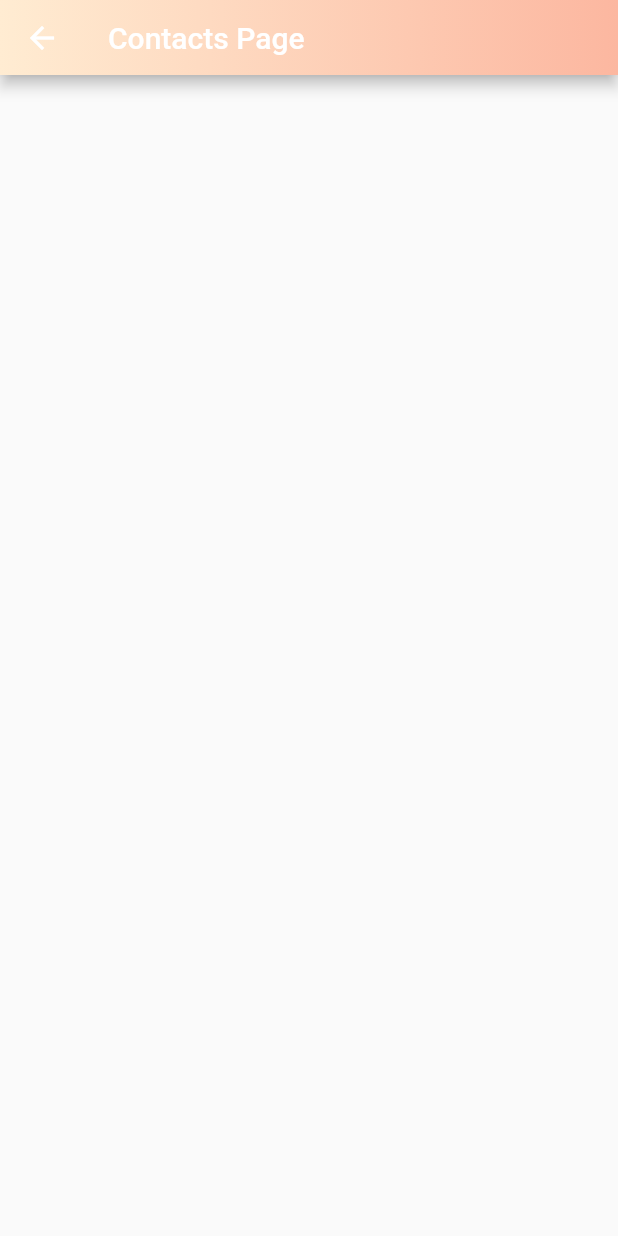
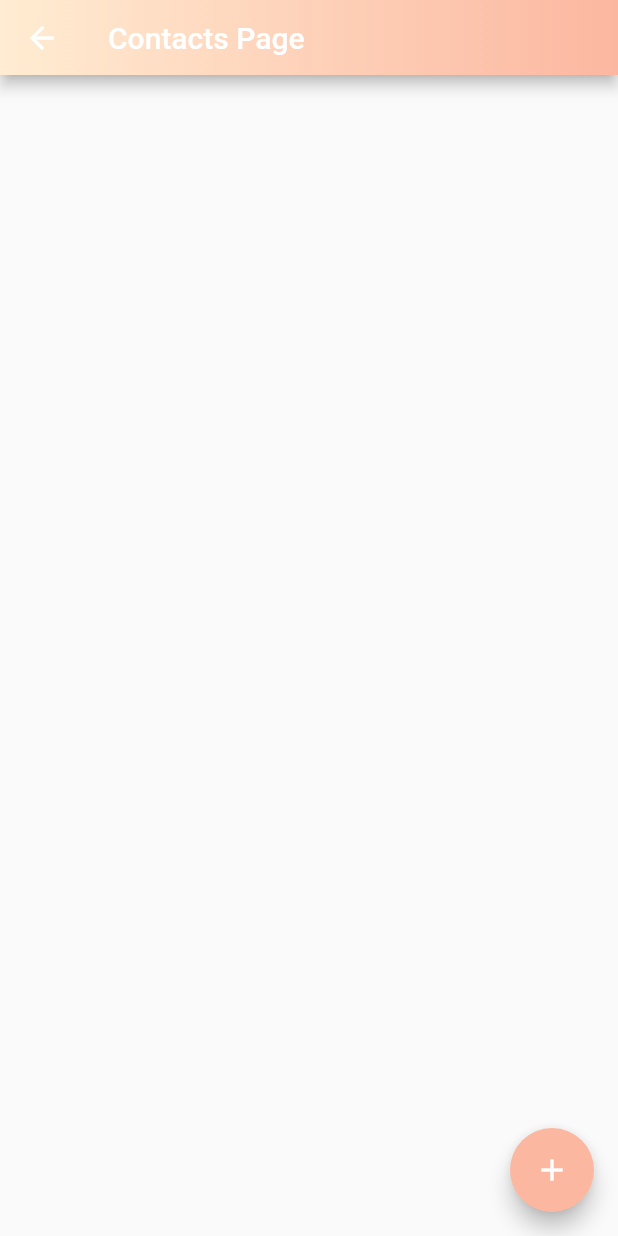
Before and after one commit to andesob/Enabled-app, a Flutter app: the contacts screen opened directly, on a phone screen of 412 x 824 dp. Run offline on Flutter 3.47's test engine with Material 2 defaults, Android fonts, the phone set to English and light mode, and no system bars; our stand-ins replace gradient_app_bar.

Commit message:
Added list viewer for contacts

```diff
--- a/lib/Contacts/contacts.dart
+++ b/lib/Contacts/contacts.dart
@@ -1,3 +1,4 @@
+import 'package:enabled_app/main.dart';
 import 'package:flutter/cupertino.dart';
 import 'package:flutter/material.dart';
 import 'package:gradient_app_bar/gradient_app_bar.dart';
@@ -8,10 +9,14 @@ class contacts extends StatefulWidget {
   final String title;
 
   @override
-  State<StatefulWidget> createState() => _contactState();
+  _contactState createState() => _contactState();
 }
 
+/*
+
+ */
 class _contactState extends State<contacts> {
+  List<ListItem> items = [];
   @override
   Widget build(BuildContext context) {
     const Color lightPeach = Color(0xffffecd2);
@@ -35,9 +40,37 @@ class _contactState extends State<contacts> {
             gradient: LinearGradient(colors: [lightPeach, darkPeach]),
           ),
         ),
+        body:
+        ListView.builder(
+          padding: EdgeInsets.all(10),
+          itemCount: items.length,
+          itemBuilder: (context, index){
+            final MessageItem item = items[index];
+            return ListTile(
+              leading: CircleAvatar(
+                backgroundColor: Color(0xFF7F99A6),
+                  child: Text(item.sender[0],
+                  style: TextStyle(color: Color(0xFFFFFFFF)),
+                  ),
+                ),
+              title: item.buildTitle(context),
+              subtitle: item.buildSubtitle(context),
+            );
+          },
+        ),
+        floatingActionButton: FloatingActionButton(
+          onPressed: (){ addItemToList();},
+          child: Icon(Icons.add, color: Color(0xFFFFFFFF),),
+        ),
       ),
     );
     throw UnimplementedError();
+  }
+
+  void addItemToList(){
+    setState(() {
+      items.add(MessageItem("Trym", "95945742"));
+    });
   }
 }
 
```
Also changed, not shown: 1 other file.
